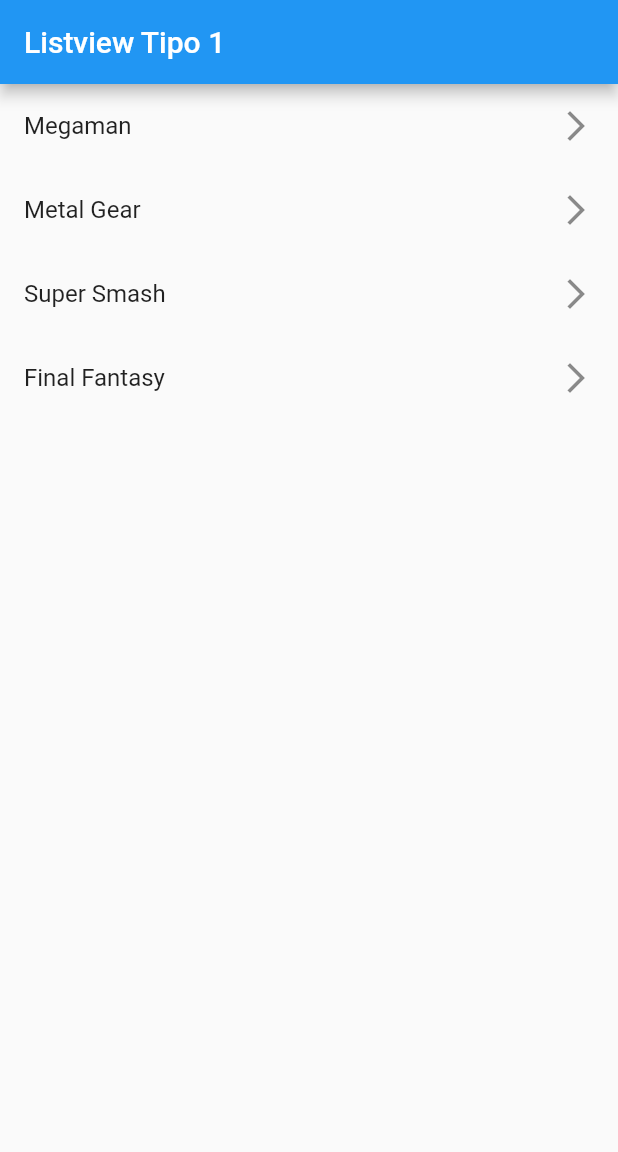
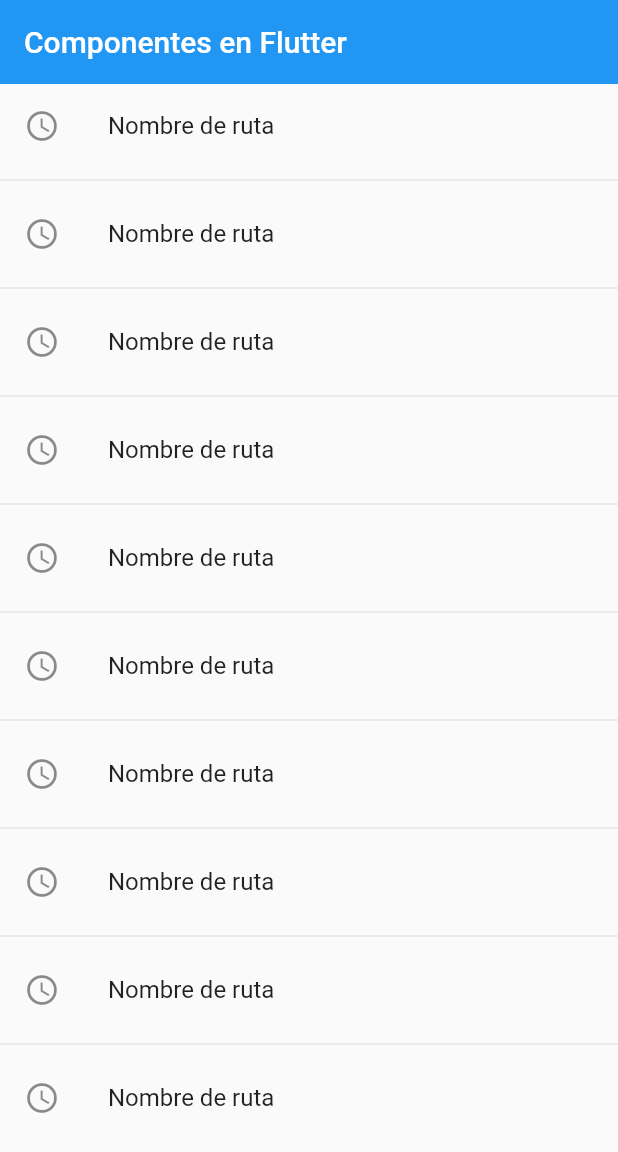
Before and after one commit to slopezalvas/fl_components, a Flutter app: the screen it shows after launch, on a phone screen of 412 x 824 dp. Shown: the top 1152 px of the screen. Run offline on Flutter 3.47's test engine with Material 2 defaults, Android fonts, the phone set to English and light mode, and no system bars.

Commit message:
Navegar a una nueva pantalla

```diff
--- a/lib/main.dart
+++ b/lib/main.dart
@@ -1,5 +1,6 @@
-import 'package:fl_components/screens/listview1_screen.dart';
 import 'package:flutter/material.dart';
+
+import 'package:fl_components/screens/screens.dart';
 
 void main() => runApp(const MyApp());
 
@@ -8,10 +9,23 @@ class MyApp extends StatelessWidget {
 
   @override
   Widget build(BuildContext context) {
-    return const MaterialApp(
+    return  MaterialApp(
       debugShowCheckedModeBanner: false,
       title: 'Material App',
-      home: ListView1Screen()
+      // home: const CardScreen(),
+      initialRoute: 'home',
+      routes: {
+        'home'      :(context) => const HomeScreen(),
+        'listview1' :(context) => const ListView1Screen(),
+        'listview12':(context) => const ListView2Screen(),
+        'alert'     :(context) => const AlertScreen(),
+        'card'      :(context) => const CardScreen(),
+      },
+      onGenerateRoute: (settings) {
+        return MaterialPageRoute(
+              builder: (context) => const AlertScreen()
+        );
+      },
     );
   }
 }
--- /dev/null
+++ b/lib/screens/home_screen.dart
@@ -0,0 +1,35 @@
+import 'package:fl_components/screens/listview1_screen.dart';
+import 'package:flutter/material.dart';
+
+class HomeScreen extends StatelessWidget {
+
+  const HomeScreen({Key? key}) : super(key: key);
+
+  @override
+  Widget build(BuildContext context) {
+    return Scaffold(
+      appBar: AppBar(
+        title: const Text('Componentes en Flutter'),
+        elevation: 0,
+      ),
+      body: ListView.separated(
+        itemBuilder: (context, index) => ListTile(
+          leading: const Icon(Icons.access_time_outlined),
+          title: const Text('Nombre de ruta'),
+          onTap: () {
+
+            Navigator.pushNamed(context, 'card');
+            // final route = MaterialPageRoute(
+            //   builder: (context) => const ListView1Screen()
+            // );
+
+            // Navigator.push(context, route);
+
+
+          },
+        ),
+        separatorBuilder: ( _ ,__ ) => const Divider(),
+        itemCount: 10)
+    );
+  }
+}
--- a/lib/screens/listview1_screen.dart
+++ b/lib/screens/listview1_screen.dart
@@ -12,14 +12,15 @@ class ListView1Screen extends StatelessWidget {
       appBar: AppBar(
         title: const Text('Listview Tipo 1'),
       ),
-      body: ListView(
+      body: ListView (
         children: [
 
           ...options.map((e) => ListTile(
             title: Text(e),
             trailing: const Icon(Icons.arrow_forward_ios),
             )
-          ).toList()
+          ).toList(),
+
 
 
         ],
--- /dev/null
+++ b/lib/screens/screens.dart
@@ -0,0 +1,6 @@
+
+export 'package:fl_components/screens/listview2_screen.dart';
+export 'package:fl_components/screens/home_screen.dart';
+export 'package:fl_components/screens/alert_screen.dart';
+export 'package:fl_components/screens/card_screen.dart';
+export 'package:fl_components/screens/listview1_screen.dart';
```
Also changed, not shown: lib/screens/alert_screen.dart (added, +19 -0 lines), lib/screens/card_screen.dart (added, +19 -0 lines), lib/screens/listview2_screen.dart (added, +31 -0 lines).
